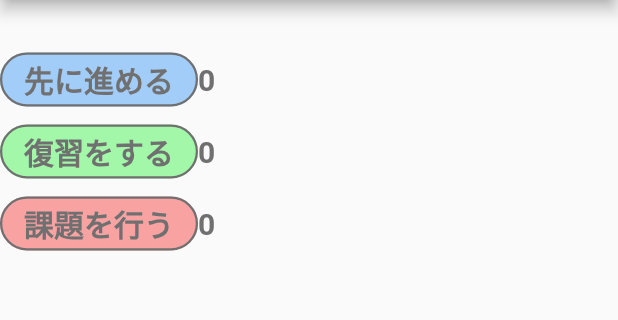
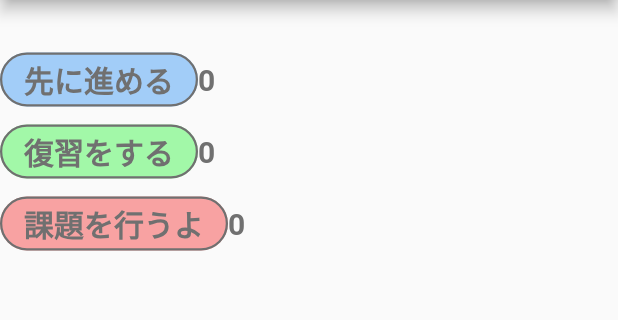
Before and after one commit to kyohei-fujishiro/mitekara, a Flutter app: the CourseSelectPage screen opened directly with empty values, on a phone screen of 412 x 824 dp, the part 84-404 px from its top. Run offline on Flutter 3.47's test engine with Material 2 defaults, Android fonts, the phone set to English and light mode, and no system bars; our stand-ins replace charts_flutter, cloud_firestore, firebase_auth, firebase_core, firebase_storage, image_picker; accounts and stored records are empty; Roboto replaces fonts that are missing (Material).

Commit message:
20221020

```diff
--- a/lib/learn/course_select_page.dart
+++ b/lib/learn/course_select_page.dart
@@ -153,7 +153,7 @@ class CourseSelectPage extends StatelessWidget {
                             children: [
                               FlatButton(
                                 child: Text(
-                                  '課題を行う',
+                                  '課題を行うよ',
                                   style: TextStyle(
                                     fontWeight: FontWeight.bold,
                                     fontSize: 20,
```
